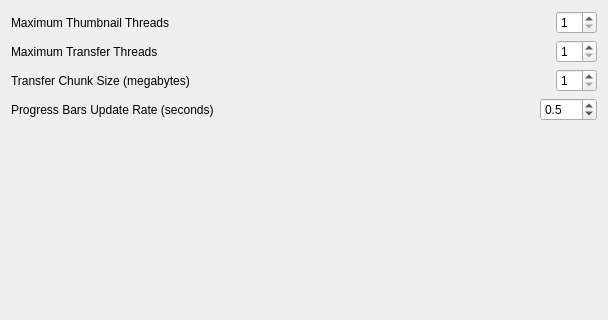
Old version of the form Libs/UserInterfaces/SourceTab_Config.ui in the repository AltaArts/SourceTab--Prism-Plugin; both pictures show x 0 to 608 and y 0 to 320 of the 608 by 650 pixel window.
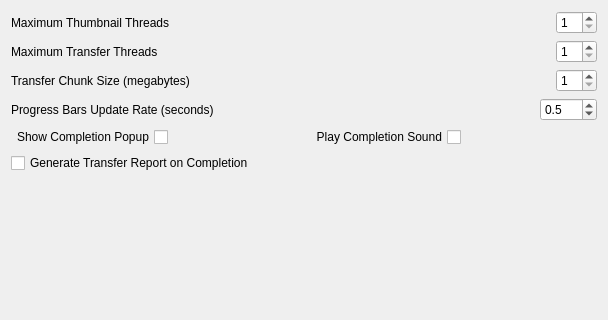
New version of the form.

Commit message: Initial Transfer Report Generation Implementation #31

Diff of the .ui file:
```diff
--- a/Libs/UserInterfaces/SourceTab_Config.ui
+++ b/Libs/UserInterfaces/SourceTab_Config.ui
@@ -172,6 +172,67 @@
          </item>
         </layout>
        </item>
+       <item>
+        <layout class="QHBoxLayout" name="lo_completePopup">
+         <item>
+          <widget class="QCheckBox" name="chb_showPopup">
+           <property name="layoutDirection">
+            <enum>Qt::RightToLeft</enum>
+           </property>
+           <property name="text">
+            <string>Show Completion Popup</string>
+           </property>
+          </widget>
+         </item>
+         <item>
+          <spacer name="horizontalSpacer_6">
+           <property name="orientation">
+            <enum>Qt::Horizontal</enum>
+           </property>
+           <property name="sizeHint" stdset="0">
+            <size>
+             <width>40</width>
+             <height>20</height>
+            </size>
+           </property>
+          </spacer>
+         </item>
+         <item>
+          <widget class="QCheckBox" name="chb_playSound">
+           <property name="layoutDirection">
+            <enum>Qt::RightToLeft</enum>
+           </property>
+           <property name="text">
+            <string>Play Completion Sound</string>
+           </property>
+          </widget>
+         </item>
+         <item>
+          <spacer name="horizontalSpacer_4">
+           <property name="orientation">
+            <enum>Qt::Horizontal</enum>
+           </property>
+           <property name="sizeHint" stdset="0">
+            <size>
+             <width>40</width>
+             <height>20</height>
+            </size>
+           </property>
+          </spacer>
+         </item>
+        </layout>
+       </item>
+       <item>
+        <layout class="QHBoxLayout" name="lo_transferReport">
+         <item>
+          <widget class="QCheckBox" name="chb_useTransferReport">
+           <property name="text">
+            <string>Generate Transfer Report on Completion</string>
+           </property>
+          </widget>
+         </item>
+        </layout>
+       </item>
        <item>
         <spacer name="verticalSpacer">
          <property name="orientation">
```
The commit also changes 686 other files.
